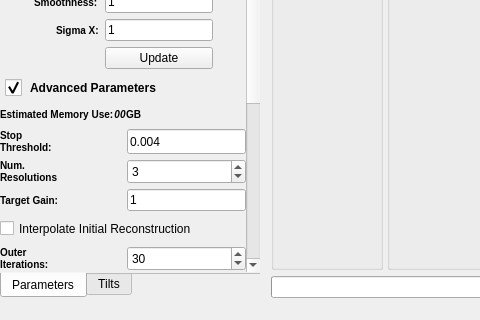
Qt form Code/Applications/TEMBIR/UI_Files/TEMBIRGui.ui (OpenMBIR/OpenMBIR-TEM) before a commit; both pictures show x 0 to 480 and y 448 to 768 of the 1174 by 768 pixel window.
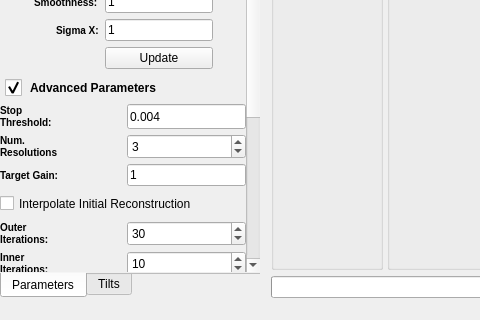
The same form after that commit. Icons and pictures are not drawn. Custom widgets are drawn as their Qt base class.

Commit message: Fixing Memory use label by removing it for now. closes #27

Patch:
```diff
--- a/Code/Applications/TEMBIR/UI_Files/TEMBIRGui.ui
+++ b/Code/Applications/TEMBIR/UI_Files/TEMBIRGui.ui
@@ -594,7 +594,7 @@
               <x>0</x>
               <y>0</y>
               <width>274</width>
-              <height>883</height>
+              <height>856</height>
              </rect>
             </property>
             <layout class="QVBoxLayout" name="verticalLayout_6">
@@ -1408,190 +1408,7 @@
                 <property name="verticalSpacing">
                  <number>5</number>
                 </property>
-                <item row="3" column="1">
-                 <widget class="QSpinBox" name="numResolutions">
-                  <property name="sizePolicy">
-                   <sizepolicy hsizetype="Minimum" vsizetype="Preferred">
-                    <horstretch>0</horstretch>
-                    <verstretch>0</verstretch>
-                   </sizepolicy>
-                  </property>
-                  <property name="maximumSize">
-                   <size>
-                    <width>125</width>
-                    <height>16777215</height>
-                   </size>
-                  </property>
-                  <property name="minimum">
-                   <number>1</number>
-                  </property>
-                  <property name="maximum">
-                   <number>100</number>
-                  </property>
-                  <property name="value">
-                   <number>3</number>
-                  </property>
-                 </widget>
-                </item>
-                <item row="3" column="0">
-                 <widget class="QLabel" name="label_3">
-                  <property name="sizePolicy">
-                   <sizepolicy hsizetype="Preferred" vsizetype="Preferred">
-                    <horstretch>0</horstretch>
-                    <verstretch>0</verstretch>
-                   </sizepolicy>
-                  </property>
-                  <property name="styleSheet">
-                   <string notr="true">QLabel {
-font-weight: bold;
-font-size: 10px;
-}</string>
-                  </property>
-                  <property name="text">
-                   <string>Num. 
-Resolutions</string>
-                  </property>
-                  <property name="wordWrap">
-                   <bool>true</bool>
-                  </property>
-                 </widget>
-                </item>
-                <item row="6" column="0">
-                 <widget class="QLabel" name="label_47">
-                  <property name="styleSheet">
-                   <string notr="true">QLabel {
-font-weight: bold;
-font-size: 10px;
-}</string>
-                  </property>
-                  <property name="text">
-                   <string>Target Gain:</string>
-                  </property>
-                 </widget>
-                </item>
-                <item row="6" column="1">
-                 <widget class="QLineEdit" name="targetGain">
-                  <property name="sizePolicy">
-                   <sizepolicy hsizetype="Maximum" vsizetype="Fixed">
-                    <horstretch>0</horstretch>
-                    <verstretch>0</verstretch>
-                   </sizepolicy>
-                  </property>
-                  <property name="maximumSize">
-                   <size>
-                    <width>125</width>
-                    <height>16777215</height>
-                   </size>
-                  </property>
-                  <property name="text">
-                   <string>1</string>
-                  </property>
-                 </widget>
-                </item>
-                <item row="7" column="0" colspan="2">
-                 <widget class="QCheckBox" name="interpolateInitialRecontruction">
-                  <property name="sizePolicy">
-                   <sizepolicy hsizetype="Preferred" vsizetype="Preferred">
-                    <horstretch>0</horstretch>
-                    <verstretch>0</verstretch>
-                   </sizepolicy>
-                  </property>
-                  <property name="minimumSize">
-                   <size>
-                    <width>0</width>
-                    <height>25</height>
-                   </size>
-                  </property>
-                  <property name="styleSheet">
-                   <string notr="true">QCheckbox {
-font-weight: bold;
-font-size: 10px;
-}</string>
-                  </property>
-                  <property name="text">
-                   <string>Interpolate Initial Reconstruction</string>
-                  </property>
-                 </widget>
-                </item>
-                <item row="9" column="0">
-                 <widget class="QLabel" name="label_4">
-                  <property name="sizePolicy">
-                   <sizepolicy hsizetype="Preferred" vsizetype="Preferred">
-                    <horstretch>0</horstretch>
-                    <verstretch>0</verstretch>
-                   </sizepolicy>
-                  </property>
-                  <property name="styleSheet">
-                   <string notr="true">QLabel {
-font-weight: bold;
-font-size: 10px;
-}</string>
-                  </property>
-                  <property name="text">
-                   <string>Outer
-Iterations:</string>
-                  </property>
-                  <property name="wordWrap">
-                   <bool>true</bool>
-                  </property>
-                 </widget>
-                </item>
-                <item row="9" column="1">
-                 <widget class="QSpinBox" name="outerIterations">
-                  <property name="sizePolicy">
-                   <sizepolicy hsizetype="Minimum" vsizetype="Preferred">
-                    <horstretch>0</horstretch>
-                    <verstretch>0</verstretch>
-                   </sizepolicy>
-                  </property>
-                  <property name="minimum">
-                   <number>1</number>
-                  </property>
-                  <property name="value">
-                   <number>30</number>
-                  </property>
-                 </widget>
-                </item>
                 <item row="10" column="0">
-                 <widget class="QLabel" name="label_8">
-                  <property name="sizePolicy">
-                   <sizepolicy hsizetype="Preferred" vsizetype="Preferred">
-                    <horstretch>0</horstretch>
-                    <verstretch>0</verstretch>
-                   </sizepolicy>
-                  </property>
-                  <property name="styleSheet">
-                   <string notr="true">QLabel {
-font-weight: bold;
-font-size: 10px;
-}</string>
-                  </property>
-                  <property name="text">
-                   <string>Inner
-Iterations:</string>
-                  </property>
-                  <property name="wordWrap">
-                   <bool>true</bool>
-                  </property>
-                 </widget>
-                </item>
-                <item row="10" column="1">
-                 <widget class="QSpinBox" name="innerIterations">
-                  <property name="sizePolicy">
-                   <sizepolicy hsizetype="Minimum" vsizetype="Preferred">
-                    <horstretch>0</horstretch>
-                    <verstretch>0</verstretch>
-                   </sizepolicy>
-                  </property>
-                  <property name="minimum">
-                   <number>1</number>
-                  </property>
-                  <property name="value">
-                   <number>10</number>
-                  </property>
-                 </widget>
-                </item>
-                <item row="11" column="0">
                  <widget class="QLabel" name="label_35">
                   <property name="sizePolicy">
                    <sizepolicy hsizetype="Preferred" vsizetype="Preferred">
@@ -1614,7 +1431,132 @@
                   </property>
                  </widget>
                 </item>
+                <item row="1" column="0">
+                 <widget class="QLabel" name="label_49">
+                  <property name="sizePolicy">
+                   <sizepolicy hsizetype="Preferred" vsizetype="Preferred">
+                    <horstretch>0</horstretch>
+                    <verstretch>0</verstretch>
+                   </sizepolicy>
+                  </property>
+                  <property name="styleSheet">
+                   <string notr="true">QLabel {
+font-weight: bold;
+font-size: 10px;
+}</string>
+                  </property>
+                  <property name="text">
+                   <string>Stop
+Threshold:</string>
+                  </property>
+                  <property name="wordWrap">
+                   <bool>true</bool>
+                  </property>
+                 </widget>
+                </item>
+                <item row="12" column="1">
+                 <widget class="QLineEdit" name="defaultInitialRecon">
+                  <property name="sizePolicy">
+                   <sizepolicy hsizetype="Preferred" vsizetype="Preferred">
+                    <horstretch>0</horstretch>
+                    <verstretch>0</verstretch>
+                   </sizepolicy>
+                  </property>
+                  <property name="maximumSize">
+                   <size>
+                    <width>125</width>
+                    <height>16777215</height>
+                   </size>
+                  </property>
+                  <property name="text">
+                   <string>0</string>
+                  </property>
+                 </widget>
+                </item>
                 <item row="11" column="1">
+                 <widget class="QLineEdit" name="defaultVariance">
+                  <property name="sizePolicy">
+                   <sizepolicy hsizetype="Preferred" vsizetype="Preferred">
+                    <horstretch>0</horstretch>
+                    <verstretch>0</verstretch>
+                   </sizepolicy>
+                  </property>
+                  <property name="maximumSize">
+                   <size>
+                    <width>125</width>
+                    <height>16777215</height>
+                   </size>
+                  </property>
+                  <property name="text">
+                   <string>1.0</string>
+                  </property>
+                 </widget>
+                </item>
+                <item row="11" column="0">
+                 <widget class="QLabel" name="label_38">
+                  <property name="sizePolicy">
+                   <sizepolicy hsizetype="Preferred" vsizetype="Preferred">
+                    <horstretch>0</horstretch>
+                    <verstretch>0</verstretch>
+                   </sizepolicy>
+                  </property>
+                  <property name="styleSheet">
+                   <string notr="true">QLabel {
+font-weight: bold;
+font-size: 10px;
+}</string>
+                  </property>
+                  <property name="text">
+                   <string>Default Variance:</string>
+                  </property>
+                  <property name="wordWrap">
+                   <bool>true</bool>
+                  </property>
+                 </widget>
+                </item>
+                <item row="9" column="0">
+                 <widget class="QLabel" name="label_8">
+                  <property name="sizePolicy">
+                   <sizepolicy hsizetype="Preferred" vsizetype="Preferred">
+                    <horstretch>0</horstretch>
+                    <verstretch>0</verstretch>
+                   </sizepolicy>
+                  </property>
+                  <property name="styleSheet">
+                   <string notr="true">QLabel {
+font-weight: bold;
+font-size: 10px;
+}</string>
+                  </property>
+                  <property name="text">
+                   <string>Inner
+Iterations:</string>
+                  </property>
+                  <property name="wordWrap">
+                   <bool>true</bool>
+                  </property>
+                 </widget>
+                </item>
+                <item row="5" column="1">
+                 <widget class="QLineEdit" name="targetGain">
+                  <property name="sizePolicy">
+                   <sizepolicy hsizetype="Maximum" vsizetype="Fixed">
+                    <horstretch>0</horstretch>
+                    <verstretch>0</verstretch>
+                   </sizepolicy>
+                  </property>
+                  <property name="maximumSize">
+                   <size>
+                    <width>125</width>
+                    <height>16777215</height>
+                   </size>
+                  </property>
+                  <property name="text">
+                   <string>1</string>
+                  </property>
+                 </widget>
+                </item>
+                <item row="10" column="1">
                  <layout class="QHBoxLayout" name="horizontalLayout">
                   <property name="spacing">
                    <number>6</number>
@@ -1663,47 +1605,6 @@
                  </layout>
                 </item>
                 <item row="12" column="0">
-                 <widget class="QLabel" name="label_38">
-                  <property name="sizePolicy">
-                   <sizepolicy hsizetype="Preferred" vsizetype="Preferred">
-                    <horstretch>0</horstretch>
-                    <verstretch>0</verstretch>
-                   </sizepolicy>
-                  </property>
-                  <property name="styleSheet">
-                   <string notr="true">QLabel {
-font-weight: bold;
-font-size: 10px;
-}</string>
-                  </property>
-                  <property name="text">
-                   <string>Default Variance:</string>
-                  </property>
-                  <property name="wordWrap">
-                   <bool>true</bool>
-                  </property>
-                 </widget>
-                </item>
-                <item row="12" column="1">
-                 <widget class="QLineEdit" name="defaultVariance">
-                  <property name="sizePolicy">
-                   <sizepolicy hsizetype="Preferred" vsizetype="Preferred">
-                    <horstretch>0</horstretch>
-                    <verstretch>0</verstretch>
-                   </sizepolicy>
-                  </property>
-                  <property name="maximumSize">
-                   <size>
-                    <width>125</width>
-                    <height>16777215</height>
-                   </size>
-                  </property>
-                  <property name="text">
-                   <string>1.0</string>
-                  </property>
-                 </widget>
-                </item>
-                <item row="13" column="0">
                  <widget class="QLabel" name="label_39">
                   <property name="sizePolicy">
                    <sizepolicy hsizetype="Preferred" vsizetype="Preferred">
@@ -1726,10 +1627,107 @@
                   </property>
                  </widget>
                 </item>
-                <item row="13" column="1">
-                 <widget class="QLineEdit" name="defaultInitialRecon">
+                <item row="2" column="0">
+                 <widget class="QLabel" name="label_3">
                   <property name="sizePolicy">
                    <sizepolicy hsizetype="Preferred" vsizetype="Preferred">
+                    <horstretch>0</horstretch>
+                    <verstretch>0</verstretch>
+                   </sizepolicy>
+                  </property>
+                  <property name="styleSheet">
+                   <string notr="true">QLabel {
+font-weight: bold;
+font-size: 10px;
+}</string>
+                  </property>
+                  <property name="text">
+                   <string>Num. 
+Resolutions</string>
+                  </property>
+                  <property name="wordWrap">
+                   <bool>true</bool>
+                  </property>
+                 </widget>
+                </item>
+                <item row="8" column="0">
+                 <widget class="QLabel" name="label_4">
+                  <property name="sizePolicy">
+                   <sizepolicy hsizetype="Preferred" vsizetype="Preferred">
+                    <horstretch>0</horstretch>
+                    <verstretch>0</verstretch>
+                   </sizepolicy>
+                  </property>
+                  <property name="styleSheet">
+                   <string notr="true">QLabel {
+font-weight: bold;
+font-size: 10px;
+}</string>
+                  </property>
+                  <property name="text">
+                   <string>Outer
+Iterations:</string>
+                  </property>
+                  <property name="wordWrap">
+                   <bool>true</bool>
+                  </property>
+                 </widget>
+                </item>
+                <item row="8" column="1">
+                 <widget class="QSpinBox" name="outerIterations">
+                  <property name="sizePolicy">
+                   <sizepolicy hsizetype="Minimum" vsizetype="Preferred">
+                    <horstretch>0</horstretch>
+                    <verstretch>0</verstretch>
+                   </sizepolicy>
+                  </property>
+                  <property name="minimum">
+                   <number>1</number>
+                  </property>
+                  <property name="value">
+                   <number>30</number>
+                  </property>
+                 </widget>
+                </item>
+                <item row="13" column="0">
+                 <widget class="QCheckBox" name="extendObject">
+                  <property name="sizePolicy">
+                   <sizepolicy hsizetype="Preferred" vsizetype="Preferred">
+                    <horstretch>0</horstretch>
+                    <verstretch>0</verstretch>
+                   </sizepolicy>
+                  </property>
+                  <property name="minimumSize">
+                   <size>
+                    <width>0</width>
+                    <height>25</height>
+                   </size>
+                  </property>
+                  <property name="text">
+                   <string>Extend Object</string>
+                  </property>
+                  <property name="checked">
+                   <bool>true</bool>
+                  </property>
+                 </widget>
+                </item>
+                <item row="5" column="0">
+                 <widget class="QLabel" name="label_47">
+                  <property name="styleSheet">
+                   <string notr="true">QLabel {
+font-weight: bold;
+font-size: 10px;
+}</string>
+                  </property>
+                  <property name="text">
+                   <string>Target Gain:</string>
+                  </property>
+                 </widget>
+                </item>
+                <item row="2" column="1">
+                 <widget class="QSpinBox" name="numResolutions">
+                  <property name="sizePolicy">
+                   <sizepolicy hsizetype="Minimum" vsizetype="Preferred">
                     <horstretch>0</horstretch>
                     <verstretch>0</verstretch>
                    </sizepolicy>
@@ -1740,35 +1738,59 @@
                     <height>16777215</height>
                    </size>
                   </property>
-                  <property name="text">
-                   <string>0</string>
+                  <property name="minimum">
+                   <number>1</number>
+                  </property>
+                  <property name="maximum">
+                   <number>100</number>
+                  </property>
+                  <property name="value">
+                   <number>3</number>
                   </property>
                  </widget>
                 </item>
-                <item row="2" column="0">
-                 <widget class="QLabel" name="label_49">
+                <item row="6" column="0" colspan="2">
+                 <widget class="QCheckBox" name="interpolateInitialRecontruction">
                   <property name="sizePolicy">
                    <sizepolicy hsizetype="Preferred" vsizetype="Preferred">
                     <horstretch>0</horstretch>
                     <verstretch>0</verstretch>
                    </sizepolicy>
                   </property>
+                  <property name="minimumSize">
+                   <size>
+                    <width>0</width>
+                    <height>25</height>
+                   </size>
+                  </property>
                   <property name="styleSheet">
-                   <string notr="true">QLabel {
+                   <string notr="true">QCheckbox {
 font-weight: bold;
 font-size: 10px;
 }</string>
                   </property>
                   <property name="text">
-                   <string>Stop
-Threshold:</string>
+                   <string>Interpolate Initial Reconstruction</string>
                   </property>
-                  <property name="wordWrap">
-                   <bool>true</bool>
+                 </widget>
+                </item>
+                <item row="9" column="1">
+                 <widget class="QSpinBox" name="innerIterations">
+                  <property name="sizePolicy">
+                   <sizepolicy hsizetype="Minimum" vsizetype="Preferred">
+                    <horstretch>0</horstretch>
+                    <verstretch>0</verstretch>
+                   </sizepolicy>
                   </property>
+                  <property name="minimum">
+                   <number>1</number>
+                  </property>
+                  <property name="value">
+                   <number>10</number>
+                  </property>
                  </widget>
                 </item>
-                <item row="2" column="1">
+                <item row="1" column="1">
                  <widget class="QLineEdit" name="stopThreshold">
                   <property name="sizePolicy">
                    <sizepolicy hsizetype="Maximum" vsizetype="Preferred">
@@ -1787,7 +1809,7 @@
                   </property>
                  </widget>
                 </item>
-                <item row="15" column="0">
+                <item row="14" column="0">
                  <widget class="QCheckBox" name="m_DeleteTempFiles">
                   <property name="text">
                    <string>Delete Temp Files</string>
@@ -1797,109 +1819,6 @@
                   </property>
                  </widget>
                 </item>
-                <item row="14" column="0">
-                 <widget class="QCheckBox" name="extendObject">
-                  <property name="sizePolicy">
-                   <sizepolicy hsizetype="Preferred" vsizetype="Preferred">
-                    <horstretch>0</horstretch>
-                    <verstretch>0</verstretch>
-                   </sizepolicy>
-                  </property>
-                  <property name="minimumSize">
-                   <size>
-                    <width>0</width>
-                    <height>25</height>
-                   </size>
-                  </property>
-                  <property name="text">
-                   <string>Extend Object</string>
-                  </property>
-                  <property name="checked">
-                   <bool>true</bool>
-                  </property>
-                 </widget>
-                </item>
-                <item row="0" column="0" colspan="2">
-                 <layout class="QHBoxLayout" name="horizontalLayout_2">
-                  <property name="bottomMargin">
-                   <number>0</number>
-                  </property>
-                  <item>
-                   <widget class="QLabel" name="label_52">
-                    <property name="sizePolicy">
-                     <sizepolicy hsizetype="Preferred" vsizetype="Preferred">
-                      <horstretch>0</horstretch>
-                      <verstretch>0</verstretch>
-                     </sizepolicy>
-                    </property>
-                    <property name="styleSheet">
-                     <string notr="true">QLabel {
-font-weight: bold;
-font-size: 10px;
-}</string>
-                    </property>
-                    <property name="text">
-                     <string>Estimated Memory Use:</string>
-                    </property>
-                    <property name="wordWrap">
-                     <bool>false</bool>
-                    </property>
-                   </widget>
-                  </item>
-                  <item>
-                   <widget class="QLabel" name="memoryUse">
-                    <property name="sizePolicy">
-                     <sizepolicy hsizetype="Preferred" vsizetype="Preferred">
-                      <horstretch>0</horstretch>
-                      <verstretch>0</verstretch>
-                     </sizepolicy>
-                    </property>
-                    <property name="styleSheet">
-                     <string notr="true">QLabel {
-font-weight: bold;
-font-size: 10px;
-font-style: italic;
-}</string>
-                    </property>
-                    <property name="text">
-                     <string>00</string>
-                    </property>
-                    <property name="alignment">
-                     <set>Qt::AlignCenter</set>
-                    </property>
-                    <property name="wordWrap">
-                     <bool>false</bool>
-                    </property>
-                   </widget>
-                  </item>
-                  <item>
-                   <widget class="QLabel" name="label_2">
-                    <property name="styleSheet">
-                     <string notr="true">QLabel {
-font-weight: bold;
-font-size: 10px;
-}</string>
-                    </property>
-                    <property name="text">
-                     <string>GB</string>
-                    </property>
-                   </widget>
-                  </item>
-                  <item>
-                   <spacer name="horizontalSpacer">
-                    <property name="orientation">
-                     <enum>Qt::Horizontal</enum>
-                    </property>
-                    <property name="sizeHint" stdset="0">
-                     <size>
-                      <width>40</width>
-                      <height>20</height>
-                     </size>
-                    </property>
-                   </spacer>
-                  </item>
-                 </layout>
-                </item>
                </layout>
               </widget>
              </item>
```
The commit also changes 3 other files.
